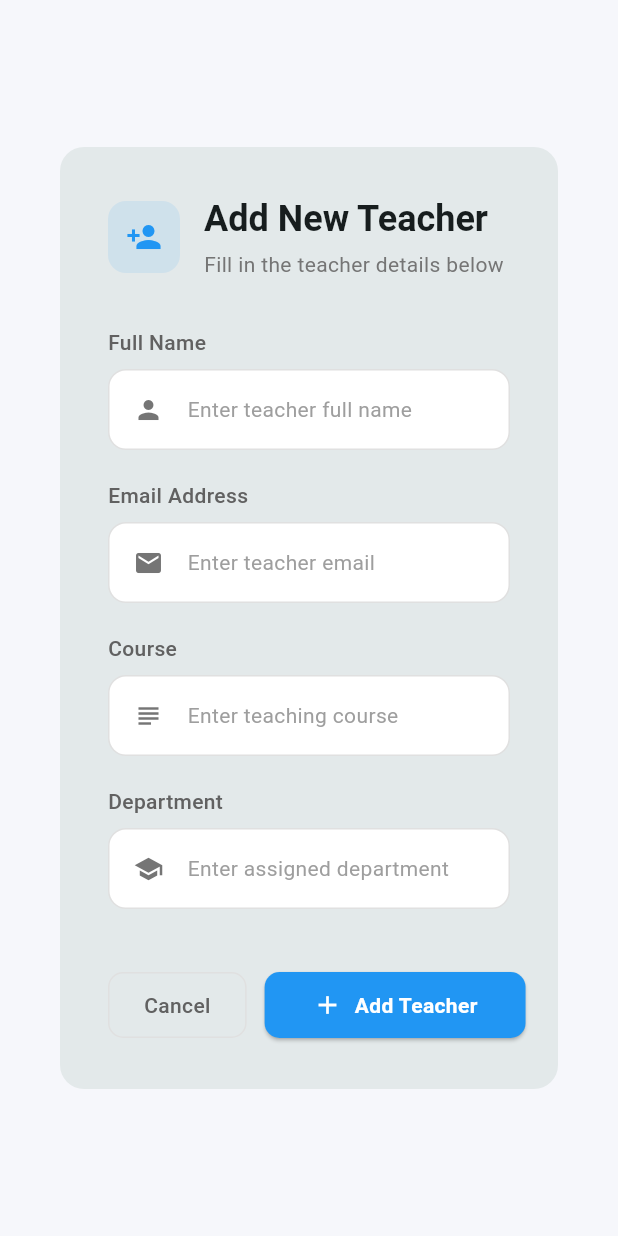
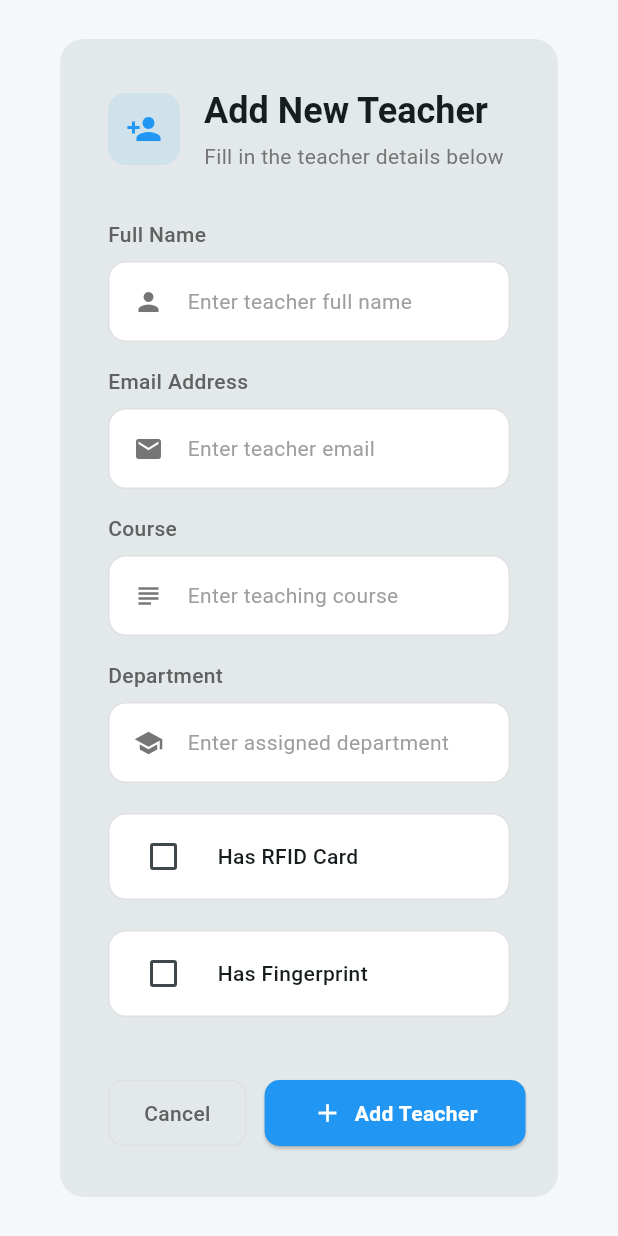
Before and after one commit to malcolm008/RFID_system, a Flutter app: the TeacherFormDialog widget shown alone on an empty page, opened directly, on a phone screen of 412 x 824 dp. Run offline on Flutter 3.47's test engine with Material 3 defaults, Android fonts, the phone set to English and light mode, and no system bars; accounts and stored records are empty.

Commit message:
commit 7

```diff
--- a/frontend_ui/lib/features/devices/device_model.dart
+++ b/frontend_ui/lib/features/devices/device_model.dart
@@ -6,7 +6,6 @@ class Device {
   final String name;
   final DeviceType type;
   final String location;
-  final String assignedClass;
   final DateTime lastSeen;
   final DeviceStatus status;
 
@@ -15,7 +14,6 @@ class Device {
     required this.name,
     required this.type,
     required this.location,
-    required this.assignedClass,
     required this.lastSeen,
     required this.status,
   });
--- a/frontend_ui/lib/features/devices/device_provider.dart
+++ b/frontend_ui/lib/features/devices/device_provider.dart
@@ -9,7 +9,6 @@ class DeviceProvider extends ChangeNotifier {
       name: 'Room A Scanner',
       type: DeviceType.hybrid,
       location: 'Room A',
-      assignedClass: 'CS Year 1',
       lastSeen: DateTime.now(),
       status: DeviceStatus.online,
     ),
@@ -18,7 +17,6 @@ class DeviceProvider extends ChangeNotifier {
       name: 'Room B RFID',
       type: DeviceType.rfid,
       location: 'Room B',
-      assignedClass: 'CS Year 2',
       lastSeen: DateTime.now().subtract(const Duration(minutes: 12)),
       status: DeviceStatus.offline,
     ),
@@ -39,7 +37,6 @@ class DeviceProvider extends ChangeNotifier {
             name: _devices[i].name,
             type: _devices[i].type,
             location: _devices[i].location,
-            assignedClass: _devices[i].assignedClass,
             lastSeen: DateTime.now(),
             status: DeviceStatus.online,
           );
--- a/frontend_ui/lib/features/teachers/teacher_form_dialog.dart
+++ b/frontend_ui/lib/features/teachers/teacher_form_dialog.dart
@@ -16,6 +16,8 @@ class _TeacherFormDialogState extends State<TeacherFormDialog> {
   late TextEditingController emailCtrl;
   late TextEditingController courseCtrl;
   late TextEditingController depCtrl;
+  late bool hasRfid;
+  late bool hasFingerprint;
 
   @override
   void initState() {
@@ -23,6 +25,8 @@ class _TeacherFormDialogState extends State<TeacherFormDialog> {
     emailCtrl = TextEditingController(text: widget.teacher?.email);
     courseCtrl = TextEditingController(text: widget.teacher?.course);
     depCtrl = TextEditingController(text: widget.teacher?.department);
+    hasRfid = widget.teacher?.hasRfid ?? false;
+    hasFingerprint = widget.teacher?.hasFingerprint ?? false;
     super.initState();
   }
 
@@ -35,8 +39,8 @@ class _TeacherFormDialogState extends State<TeacherFormDialog> {
       email: emailCtrl.text,
       course: courseCtrl.text,
       department: depCtrl.text,
-      hasRfid: widget.teacher?.hasRfid ?? false,
-      hasFingerprint: widget.teacher?.hasFingerprint ?? false,
+      hasRfid: hasRfid,
+      hasFingerprint: hasFingerprint,
     );
 
     widget.teacher == null
@@ -121,7 +125,7 @@ class _TeacherFormDialogState extends State<TeacherFormDialog> {
                   icon: Icons.person,
                   isFirst: true,
                 ),
-                const SizedBox(height: 20),
+                const SizedBox(height: 16),
                 _buildTextField(
                   context: context,
                   controller: emailCtrl,
@@ -130,7 +134,7 @@ class _TeacherFormDialogState extends State<TeacherFormDialog> {
                   icon: Icons.email,
                   keyboardType: TextInputType.emailAddress,
                 ),
-                const SizedBox(height: 20),
+                const SizedBox(height: 16),
                 _buildTextField(
                   context: context,
                   controller: courseCtrl,
@@ -138,13 +142,29 @@ class _TeacherFormDialogState extends State<TeacherFormDialog> {
                   hintText: 'Enter teaching course',
                   icon: Icons.subject,
                 ),
-                const SizedBox(height: 20),
+                const SizedBox(height: 16),
                 _buildTextField(
                   context: context,
                   controller: depCtrl,
                   label: 'Department',
                   hintText: 'Enter assigned department',
                   icon: Icons.school,
+                ),
+                const SizedBox(height: 20),
+                _buildCheckbox(
+                  title: 'Has RFID Card',
+                  value: hasRfid,
+                  onChanged: (val) {
+                    setState(() => hasRfid = val);
+                  },
+                ),
+                const SizedBox(height: 20),
+                _buildCheckbox(
+                  title: 'Has Fingerprint',
+                  value: hasFingerprint,
+                  onChanged: (val) {
+                    setState(() => hasFingerprint = val);
+                  },
                 ),
               ],
             ),
@@ -264,4 +284,39 @@ class _TeacherFormDialogState extends State<TeacherFormDialog> {
       ],
     );
   }
+
+  Widget _buildCheckbox({
+    required String title,
+    required bool value,
+    required ValueChanged<bool> onChanged,
+  }) {
+    final theme = Theme.of(context);
+
+    return Container(
+      decoration: BoxDecoration(
+        borderRadius: BorderRadius.circular(12),
+        border: Border.all(color: Colors.grey.shade300),
+        color: Colors.white,
+      ),
+      child: CheckboxListTile(
+        value: value,
+        onChanged: (val) {
+          if (val != null) {
+            onChanged(val);
+          }
+        },
+        title: Text(
+          title,
+          style: theme.textTheme.bodyMedium?.copyWith(
+            fontWeight: FontWeight.w500
+          ),
+        ),
+        controlAffinity: ListTileControlAffinity.leading,
+        contentPadding: const EdgeInsets.symmetric(horizontal: 16),
+        shape: RoundedRectangleBorder(
+          borderRadius: BorderRadius.circular(12),
+        ),
+      ),
+    );
+  }
 }
```
Also changed, not shown: frontend_ui/lib/features/devices/device_form_screen.dart (+0 -21 lines), frontend_ui/lib/features/devices/devices_screen.dart (+13 -23 lines), frontend_ui/lib/features/students/student_form_screen.dart (+6 -6 lines).
